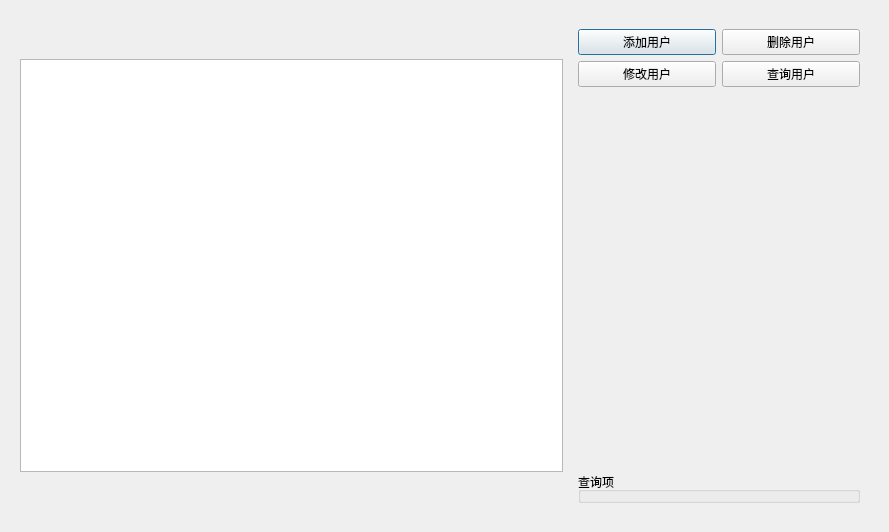
The window that usermanagement.ui (WooodHead/labelling3) describes before a commit, drawn with Qt 5.
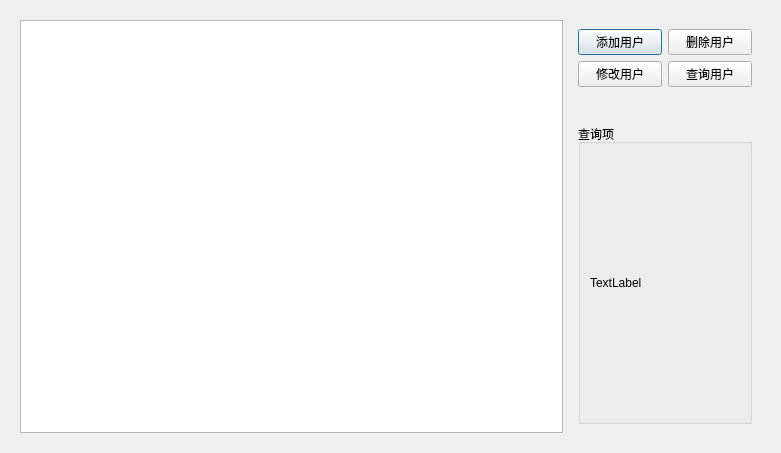
The same window after the commit.

Patch:
```diff
--- a/usermanagement.ui
+++ b/usermanagement.ui
@@ -6,8 +6,8 @@
    <rect>
     <x>0</x>
     <y>0</y>
-    <width>889</width>
-    <height>532</height>
+    <width>781</width>
+    <height>449</height>
    </rect>
   </property>
   <property name="windowTitle">
@@ -76,29 +76,31 @@
            <property name="sizeHint" stdset="0">
             <size>
              <width>20</width>
-             <height>274</height>
+             <height>40</height>
             </size>
            </property>
           </spacer>
          </item>
          <item>
           <widget class="QGroupBox" name="groupBox">
+           <property name="minimumSize">
+            <size>
+             <width>0</width>
+             <height>300</height>
+            </size>
+           </property>
            <property name="title">
             <string>查询项</string>
            </property>
+           <layout class="QVBoxLayout" name="verticalLayout_2">
+            <item>
            <widget class="QLabel" name="label">
-            <property name="geometry">
-             <rect>
-              <x>40</x>
-              <y>70</y>
-              <width>66</width>
-              <height>17</height>
-             </rect>
-            </property>
             <property name="text">
              <string>TextLabel</string>
             </property>
            </widget>
+            </item>
+           </layout>
           </widget>
          </item>
         </layout>
```
Left out of the diff: 6 changed lines with no effect on the pictures. Lines whose indentation alone changed are shown as unchanged.
